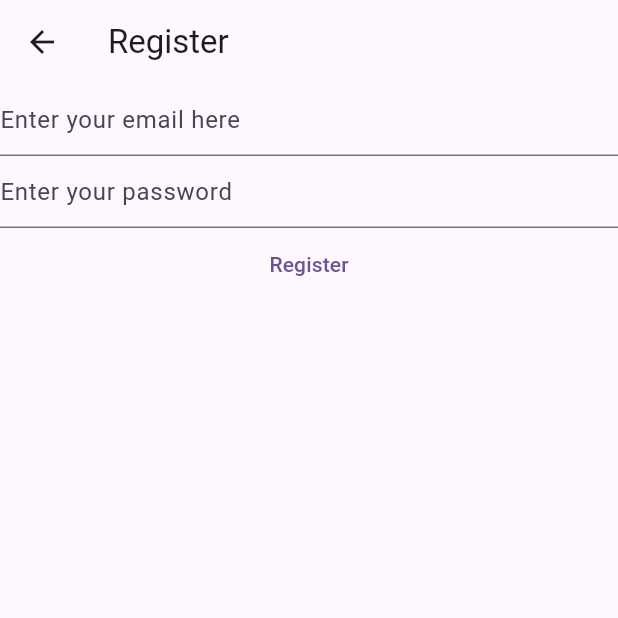
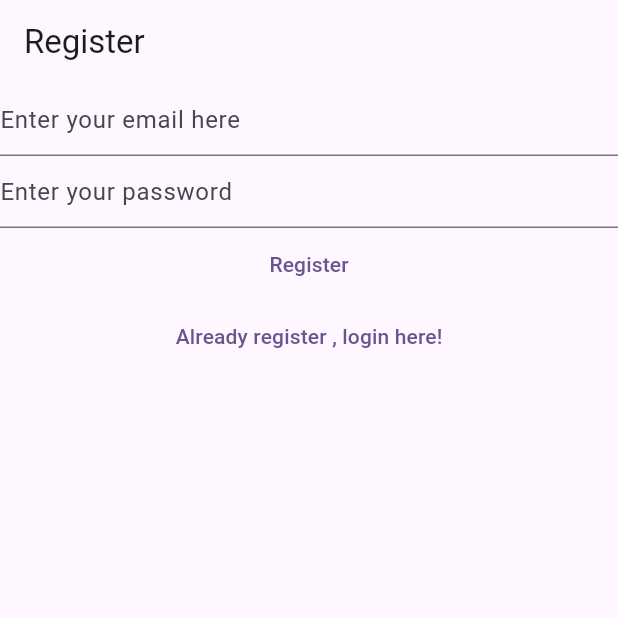
Before and after one commit to AHAH000/androidappflutter, a Flutter app: the RegisterView screen opened directly, on a phone screen of 412 x 824 dp, the top half of it. Run offline on Flutter 3.47's test engine with Material 3 defaults, Android fonts, the phone set to English and light mode, and no system bars; our stand-ins replace firebase_auth, firebase_core; accounts and stored records are empty.

Commit message:
git commit step 2

```diff
--- a/lib/views/register_view.dart
+++ b/lib/views/register_view.dart
@@ -1,6 +1,4 @@
 import 'package:firebase_auth/firebase_auth.dart';
-import 'package:firebase_core/firebase_core.dart';
-import 'package:firstapp/firebase_options.dart';
 import 'package:flutter/material.dart';
 
 class RegisterView extends StatefulWidget {
@@ -34,15 +32,7 @@ class _RegisterViewState extends State<RegisterView> {
       appBar: AppBar(
         title: const Text('Register'),
       ),
-      body: FutureBuilder(
-        future: Firebase.initializeApp(
-          options: DefaultFirebaseOptions.currentPlatform,
-        ),
-        builder: (context, snapshot) {
-          switch (snapshot.connectionState) {
-            case ConnectionState.done:
-              // TODO: Handle this case.
-              return Column(
+      body: Column(
         children: [
           TextField(
             controller: _email,
@@ -67,8 +57,8 @@ class _RegisterViewState extends State<RegisterView> {
               final email = _email.text;
               final password = _password.text;
               try {
-                        final userCredential = await FirebaseAuth.instance
-                            .createUserWithEmailAndPassword(
+                final userCredential =
+                    await FirebaseAuth.instance.createUserWithEmailAndPassword(
                   email: email,
                   password: password,
                 );
@@ -79,18 +69,21 @@ class _RegisterViewState extends State<RegisterView> {
                 } else if (e.code == 'email-already-in-use') {
                   print('Email is already in use');
                 } else if (e.code == 'invalid-email') {
-                          print('invaild email entered !!');
+                  print('Invalid email entered !!');
                 }
               }
             },
             child: const Text('Register'),
           ),
+          TextButton(
+              onPressed: () {
+                Navigator.of(context).pushNamedAndRemoveUntil(
+                  '/login/',
+                  (route) => false,
+                );
+              },
+              child: const Text('Already register , login here!'))
         ],
-              );
-            default:
-              return const Text('Loading ... ');
-          }
-        },
       ),
     );
   }
```
Also changed, not shown: lib/main.dart (+20 -17 lines), lib/views/login_view.dart (+14 -22 lines), lib/views/verify_email_views.dart (added, +32 -0 lines). Lines whose indentation alone changed are shown as unchanged.
